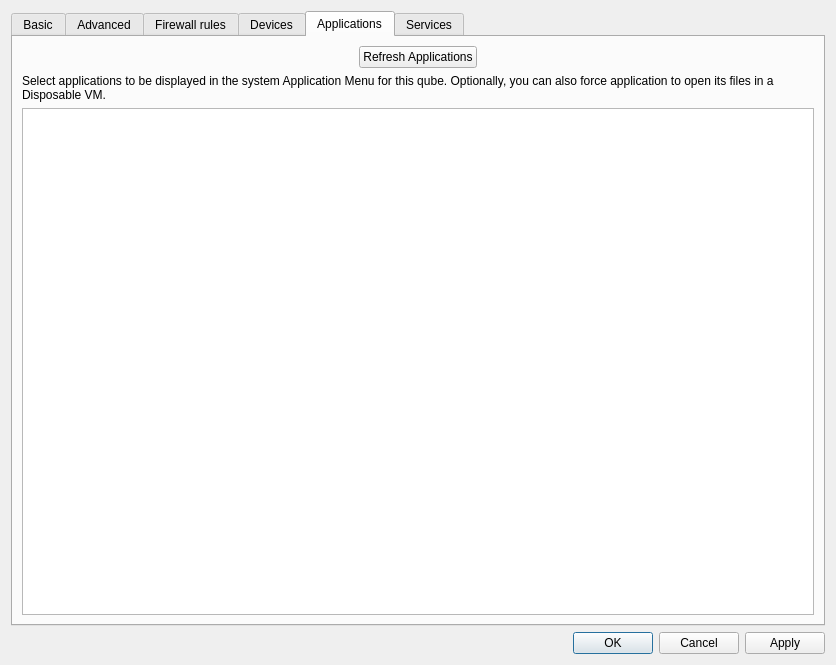
Qt form ui/settingsdlg.ui (QubesOS/qubes-manager) before a commit.
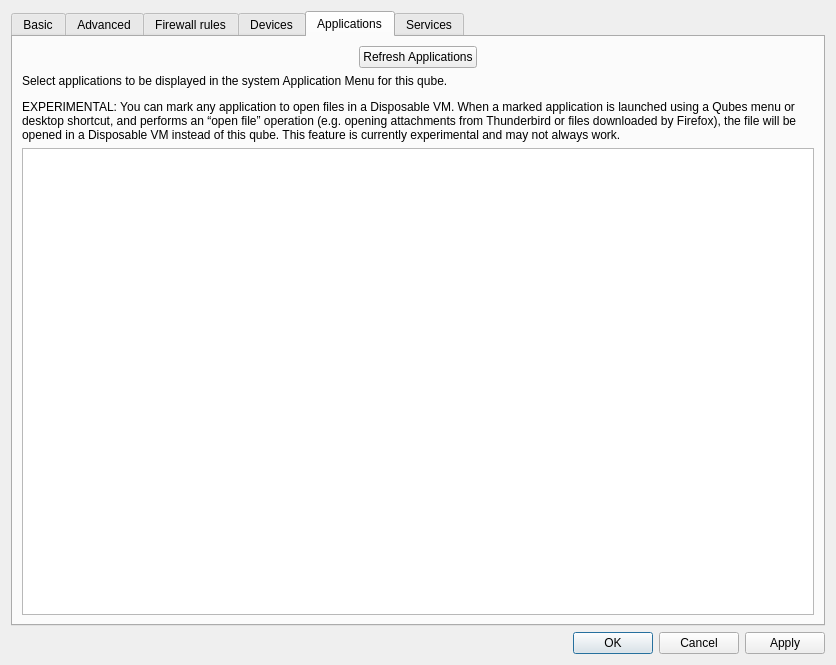
The same form after that commit. The open tabs and pages were chosen to show the change. Icons and pictures are not drawn. Custom widgets are drawn as their Qt base class.

Commit message: Improved description for Open in DispVM in VM Settings

The edit to the form file:
```diff
--- a/ui/settingsdlg.ui
+++ b/ui/settingsdlg.ui
@@ -1647,13 +1647,13 @@
            </property>
           </widget>
          </item>
-         <item row="2" column="0">
+         <item row="3" column="0">
           <widget class="QTableView" name="apps_table"/>
          </item>
          <item row="1" column="0">
           <widget class="QLabel" name="label_25">
            <property name="text">
-            <string>Select applications to be displayed in the system Application Menu for this qube. Optionally, you can also force application to open its files in a Disposable VM.</string>
+            <string>&lt;html&gt;&lt;head/&gt;&lt;body&gt;&lt;p&gt;Select applications to be displayed in the system Application Menu for this qube.&lt;/p&gt;&lt;p&gt;EXPERIMENTAL: You can mark any application to open files in a Disposable VM. When a marked application is launched using a Qubes menu or desktop shortcut, and performs an “open file” operation (e.g. opening attachments from Thunderbird or files downloaded by Firefox), the file will be opened in a Disposable VM instead of this qube. This feature is currently experimental and may not always work.&lt;/p&gt;&lt;/body&gt;&lt;/html&gt;</string>
            </property>
            <property name="wordWrap">
             <bool>true</bool>
```
The commit also changes 1 other file.
